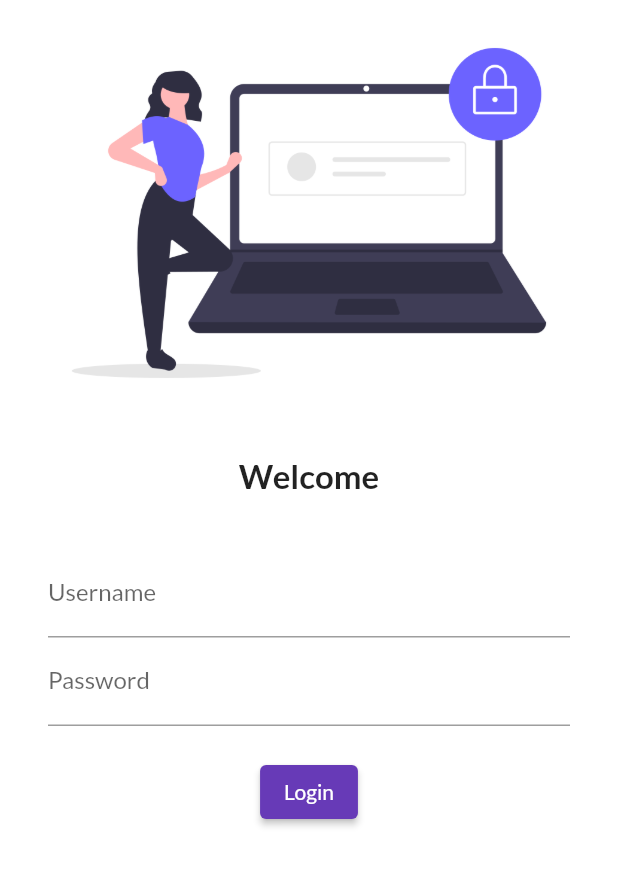
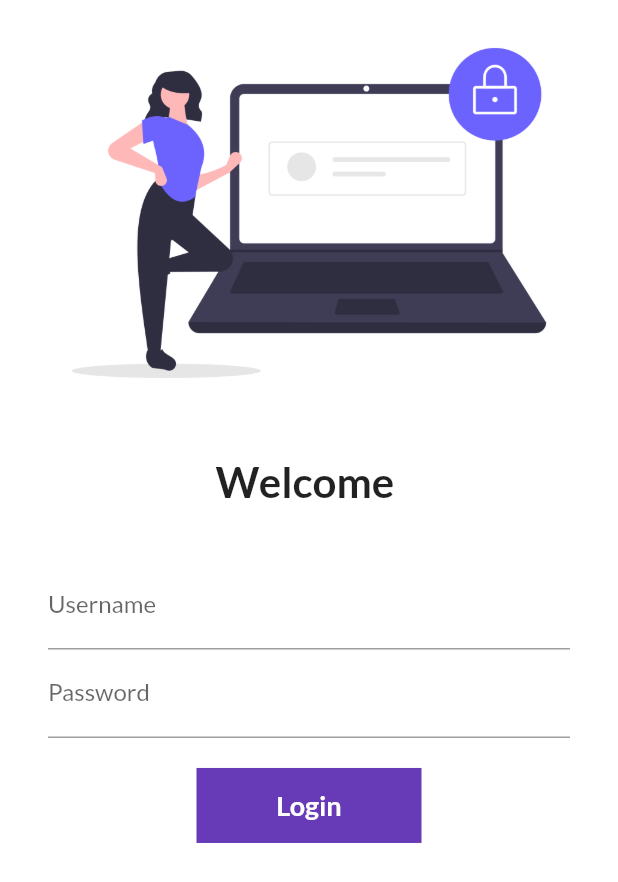
Before and after one commit to ashish2675/30-Days-of-flutter, a Flutter app: the screen it shows after launch, on a phone screen of 412 x 824 dp. Shown: the top 882 px of the screen. Run offline on Flutter 3.47's test engine with Material 2 defaults, Android fonts, the phone set to English and light mode, and no system bars; our stand-ins replace google_fonts.

Commit message:
day 6 completed

```diff
--- a/lib/main.dart
+++ b/lib/main.dart
@@ -1,5 +1,6 @@
 import 'package:flutter/material.dart';
 import 'package:flutter_catalog/pages/login_page.dart';
+import 'package:flutter_catalog/utils/routes.dart';
 import 'package:google_fonts/google_fonts.dart';
 
 import 'pages/home_page.dart';
@@ -18,6 +19,7 @@ class MyApp extends StatelessWidget {
         primarySwatch: Colors.deepPurple,
         fontFamily: GoogleFonts.lato().fontFamily,
       ),
+      // debugShowCheckedModeBanner: false,
       // primaryTextTheme: GoogleFonts.latoTextTheme()),
       darkTheme: ThemeData(
         brightness: Brightness.dark,
@@ -26,8 +28,8 @@ class MyApp extends StatelessWidget {
       initialRoute: "/login",
       routes: {
         "/": (context) => LoginPage(),
-        "/home": (context) => HomePage(),
-        "/login": (context) => LoginPage(),
+        MyRoutes.homeRoute: (context) => HomePage(),
+        MyRoutes.loginRoute: (context) => LoginPage(),
       },
     );
   }
--- a/lib/pages/login_page.dart
+++ b/lib/pages/login_page.dart
@@ -1,8 +1,17 @@
 // ignore_for_file: use_key_in_widget_constructors, prefer_const_constructors
 
 import 'package:flutter/material.dart';
+import 'package:flutter_catalog/utils/routes.dart';
 
-class LoginPage extends StatelessWidget {
+class LoginPage extends StatefulWidget {
+  @override
+  State<LoginPage> createState() => _LoginPageState();
+}
+
+class _LoginPageState extends State<LoginPage> {
+  String name = "";
+  bool changeButton = false;
+
   @override
   Widget build(BuildContext context) {
     return Material(
@@ -17,9 +26,9 @@ class LoginPage extends StatelessWidget {
               height: 20.0,
             ),
             Text(
-              "Welcome",
+              "Welcome $name",
               style: TextStyle(
-                fontSize: 22,
+                fontSize: 28,
                 fontWeight: FontWeight.bold,
               ),
             ),
@@ -36,6 +45,10 @@ class LoginPage extends StatelessWidget {
                       hintText: "Enter Username",
                       labelText: "Username",
                     ),
+                    onChanged: (value) {
+                      name = value;
+                      setState(() {});
+                    },
                   ),
                   TextFormField(
                     obscureText: true,
@@ -47,13 +60,51 @@ class LoginPage extends StatelessWidget {
                   SizedBox(
                     height: 20.0,
                   ),
-                  ElevatedButton(
-                    onPressed: () {
-                      print('Hi Ashish');
+
+                  InkWell(
+                    onTap: () async {
+                      setState(() {
+                        changeButton = true;
+                      });
+                      await Future.delayed(Duration(seconds: 1));
+                      // ignore: use_build_context_synchronously
+                      Navigator.pushNamed(context, MyRoutes.homeRoute);
                     },
-                    child: Text('Login'),
-                    style: TextButton.styleFrom(),
+                    child: AnimatedContainer(
+                      duration: Duration(seconds: 1),
+                      width: changeButton ? 50 : 150,
+                      height: 50,
+                      alignment: Alignment.center,
+                      child: changeButton
+                          ? Icon(
+                              Icons.done,
+                              color: Colors.white,
+                            )
+                          : Text(
+                              "Login",
+                              style: TextStyle(
+                                  color: Colors.white,
+                                  fontWeight: FontWeight.bold,
+                                  fontSize: 18),
+                            ),
+                      decoration: BoxDecoration(
+                        color: Colors.deepPurple,
+                        shape:
+                            changeButton ? BoxShape.circle : BoxShape.rectangle,
+                        // borderRadius:
+                        //     BorderRadius.circular(changeButton ? 20 : 8),
+                      ),
+                    ),
                   ),
+
+                  // ElevatedButton(
+                  //   onPressed: () {
+                  //     Navigator.pushNamed(context, MyRoutes.homeRoute);
+                  //   },
+                  //   // ignore: sort_child_properties_last
+                  //   child: Text('Login'),
+                  //   style: TextButton.styleFrom(minimumSize: Size(150, 40)),
+                  // ),
                 ],
               ),
             )
--- /dev/null
+++ b/lib/utils/routes.dart
@@ -0,0 +1,4 @@
+class MyRoutes {
+  static String loginRoute = "/login";
+  static String homeRoute = "/home";
+}
```
